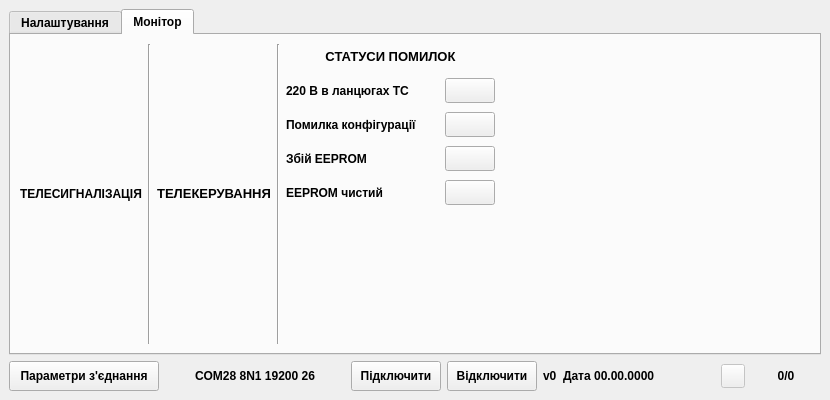
Before: the Qt Designer form mdio.ui in Goodjamp/Mdio, drawn with Qt 5.
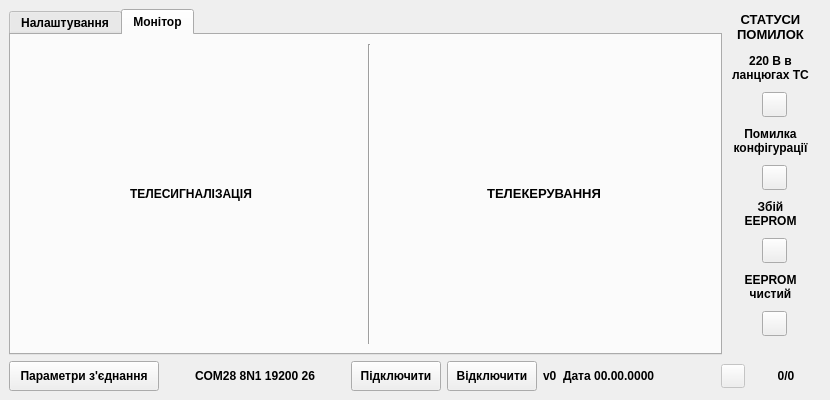
After: the same form once the commit is applied. The open tabs and pages were chosen to show the change.

Commit message: Moved Error status to the main UI

The edit to the form file:
```diff
--- a/mdio.ui
+++ b/mdio.ui
@@ -34,6 +34,8 @@
   <widget class="QWidget" name="centralwidget">
    <layout class="QVBoxLayout" name="verticalLayout">
     <item>
+     <layout class="QHBoxLayout" name="horizontalLayout">
+      <item>
      <widget class="QTabWidget" name="tabWidget">
       <property name="font">
        <font>
@@ -893,6 +895,19 @@
         <string>Монітор</string>
        </attribute>
        <layout class="QHBoxLayout" name="horizontalLayout_6">
+          <item>
+           <spacer name="horizontalSpacer_14">
+            <property name="orientation">
+             <enum>Qt::Horizontal</enum>
+            </property>
+            <property name="sizeHint" stdset="0">
+             <size>
+              <width>40</width>
+              <height>20</height>
+             </size>
+            </property>
+           </spacer>
+          </item>
         <item>
          <layout class="QVBoxLayout" name="vlTeleSignalStatus">
           <property name="spacing">
@@ -929,6 +944,19 @@
           </item>
          </layout>
         </item>
+          <item>
+           <spacer name="horizontalSpacer">
+            <property name="orientation">
+             <enum>Qt::Horizontal</enum>
+            </property>
+            <property name="sizeHint" stdset="0">
+             <size>
+              <width>40</width>
+              <height>20</height>
+             </size>
+            </property>
+           </spacer>
+          </item>
         <item>
          <widget class="Line" name="line_3">
           <property name="orientation">
@@ -936,6 +964,19 @@
           </property>
          </widget>
         </item>
+          <item>
+           <spacer name="horizontalSpacer_13">
+            <property name="orientation">
+             <enum>Qt::Horizontal</enum>
+            </property>
+            <property name="sizeHint" stdset="0">
+             <size>
+              <width>40</width>
+              <height>20</height>
+             </size>
+            </property>
+           </spacer>
+          </item>
         <item>
          <layout class="QVBoxLayout" name="vlTcControlMonitorInternal">
           <property name="spacing">
@@ -976,10 +1017,20 @@
          </layout>
         </item>
         <item>
-         <widget class="Line" name="line_4">
+           <spacer name="horizontalSpacer_9">
           <property name="orientation">
-           <enum>Qt::Vertical</enum>
-          </property>
+             <enum>Qt::Horizontal</enum>
+            </property>
+            <property name="sizeHint" stdset="0">
+             <size>
+              <width>0</width>
+              <height>20</height>
+             </size>
+            </property>
+           </spacer>
+          </item>
+         </layout>
+        </widget>
          </widget>
         </item>
         <item>
@@ -997,14 +1048,14 @@
            <widget class="QLabel" name="label_5">
             <property name="minimumSize">
              <size>
-              <width>0</width>
-              <height>25</height>
+            <width>85</width>
+            <height>35</height>
              </size>
             </property>
             <property name="maximumSize">
              <size>
-              <width>1000</width>
-              <height>25</height>
+            <width>85</width>
+            <height>35</height>
              </size>
             </property>
             <property name="font">
@@ -1015,7 +1066,8 @@
              </font>
             </property>
             <property name="text">
-             <string>СТАТУСИ ПОМИЛОК</string>
+           <string>СТАТУСИ 
+ПОМИЛОК</string>
             </property>
             <property name="alignment">
              <set>Qt::AlignCenter</set>
@@ -1028,14 +1080,14 @@
              <widget class="QLabel" name="l220STate">
               <property name="minimumSize">
                <size>
-                <width>150</width>
-                <height>25</height>
+              <width>85</width>
+              <height>30</height>
                </size>
               </property>
               <property name="maximumSize">
                <size>
-                <width>130</width>
-                <height>25</height>
+              <width>85</width>
+              <height>30</height>
                </size>
               </property>
               <property name="font">
@@ -1046,21 +1098,43 @@
                </font>
               </property>
               <property name="text">
-               <string>220 В в ланцюгах ТС</string>
+             <string>220 В в
+ланцюгах ТС</string>
+            </property>
+            <property name="alignment">
+             <set>Qt::AlignCenter</set>
               </property>
              </widget>
             </item>
-            <item row="3" column="1">
-             <widget class="QPushButton" name="pbEepromClearStatus">
+          <item row="1" column="0">
+           <layout class="QHBoxLayout" name="horizontalLayout_8">
+            <property name="spacing">
+             <number>0</number>
+            </property>
+            <item>
+             <spacer name="horizontalSpacer_15">
+              <property name="orientation">
+               <enum>Qt::Horizontal</enum>
+              </property>
+              <property name="sizeHint" stdset="0">
+               <size>
+                <width>40</width>
+                <height>20</height>
+               </size>
+              </property>
+             </spacer>
+            </item>
+            <item>
+             <widget class="QPushButton" name="pbVoltageOnTcStatus">
               <property name="minimumSize">
                <size>
-                <width>50</width>
+                <width>25</width>
                 <height>25</height>
                </size>
               </property>
               <property name="maximumSize">
                <size>
-                <width>50</width>
+                <width>25</width>
                 <height>25</height>
                </size>
               </property>
@@ -1072,18 +1146,33 @@
               </property>
              </widget>
             </item>
-            <item row="2" column="0">
+            <item>
+             <spacer name="horizontalSpacer_16">
+              <property name="orientation">
+               <enum>Qt::Horizontal</enum>
+              </property>
+              <property name="sizeHint" stdset="0">
+               <size>
+                <width>40</width>
+                <height>20</height>
+               </size>
+              </property>
+             </spacer>
+            </item>
+           </layout>
+          </item>
+          <item row="5" column="0">
              <widget class="QLabel" name="label_6">
               <property name="minimumSize">
                <size>
-                <width>150</width>
-                <height>25</height>
+              <width>85</width>
+              <height>30</height>
                </size>
               </property>
               <property name="maximumSize">
                <size>
-                <width>130</width>
-                <height>25</height>
+              <width>85</width>
+              <height>30</height>
                </size>
               </property>
               <property name="font">
@@ -1094,22 +1183,26 @@
                </font>
               </property>
               <property name="text">
-               <string>Збій EEPROM</string>
+             <string>Збій
+EEPROM</string>
+            </property>
+            <property name="alignment">
+             <set>Qt::AlignCenter</set>
               </property>
              </widget>
             </item>
-            <item row="3" column="0">
-             <widget class="QLabel" name="label_12">
+          <item row="2" column="0">
+           <widget class="QLabel" name="label_7">
               <property name="minimumSize">
                <size>
-                <width>150</width>
-                <height>25</height>
+              <width>85</width>
+              <height>30</height>
                </size>
               </property>
               <property name="maximumSize">
                <size>
-                <width>130</width>
-                <height>25</height>
+              <width>85</width>
+              <height>30</height>
                </size>
               </property>
               <property name="font">
@@ -1120,21 +1213,43 @@
                </font>
               </property>
               <property name="text">
-               <string>EEPROM чистий</string>
+             <string>Помилка
+конфігурації</string>
+            </property>
+            <property name="alignment">
+             <set>Qt::AlignCenter</set>
               </property>
              </widget>
             </item>
-            <item row="2" column="1">
+          <item row="6" column="0">
+           <layout class="QHBoxLayout" name="horizontalLayout_10">
+            <property name="spacing">
+             <number>0</number>
+            </property>
+            <item>
+             <spacer name="horizontalSpacer_19">
+              <property name="orientation">
+               <enum>Qt::Horizontal</enum>
+              </property>
+              <property name="sizeHint" stdset="0">
+               <size>
+                <width>40</width>
+                <height>20</height>
+               </size>
+              </property>
+             </spacer>
+            </item>
+            <item>
              <widget class="QPushButton" name="pbEepromStatus">
               <property name="minimumSize">
                <size>
-                <width>50</width>
+                <width>25</width>
                 <height>25</height>
                </size>
               </property>
               <property name="maximumSize">
                <size>
-                <width>50</width>
+                <width>25</width>
                 <height>25</height>
                </size>
               </property>
@@ -1146,39 +1261,80 @@
               </property>
              </widget>
             </item>
-            <item row="0" column="1">
-             <widget class="QPushButton" name="pbVoltageOnTcStatus">
+            <item>
+             <spacer name="horizontalSpacer_20">
+              <property name="orientation">
+               <enum>Qt::Horizontal</enum>
+              </property>
+              <property name="sizeHint" stdset="0">
+               <size>
+                <width>40</width>
+                <height>20</height>
+               </size>
+              </property>
+             </spacer>
+            </item>
+           </layout>
+          </item>
+          <item row="7" column="0">
+           <widget class="QLabel" name="label_12">
               <property name="minimumSize">
                <size>
-                <width>50</width>
-                <height>25</height>
+              <width>85</width>
+              <height>30</height>
                </size>
               </property>
               <property name="maximumSize">
                <size>
-                <width>50</width>
-                <height>25</height>
-               </size>
-              </property>
+              <width>85</width>
+              <height>30</height>
+             </size>
+            </property>
+            <property name="font">
+             <font>
+              <pointsize>9</pointsize>
+              <weight>75</weight>
+              <bold>true</bold>
+             </font>
+            </property>
               <property name="text">
-               <string/>
-              </property>
-              <property name="checkable">
-               <bool>true</bool>
+             <string>EEPROM
+чистий</string>
+            </property>
+            <property name="alignment">
+             <set>Qt::AlignCenter</set>
               </property>
              </widget>
             </item>
-            <item row="1" column="1">
+          <item row="3" column="0">
+           <layout class="QHBoxLayout" name="horizontalLayout_9">
+            <property name="spacing">
+             <number>0</number>
+            </property>
+            <item>
+             <spacer name="horizontalSpacer_17">
+              <property name="orientation">
+               <enum>Qt::Horizontal</enum>
+              </property>
+              <property name="sizeHint" stdset="0">
+               <size>
+                <width>40</width>
+                <height>20</height>
+               </size>
+              </property>
+             </spacer>
+            </item>
+            <item>
              <widget class="QPushButton" name="pbConfigurationError">
               <property name="minimumSize">
                <size>
-                <width>50</width>
+                <width>25</width>
                 <height>25</height>
                </size>
               </property>
               <property name="maximumSize">
                <size>
-                <width>50</width>
+                <width>25</width>
                 <height>25</height>
                </size>
               </property>
@@ -1190,18 +1346,75 @@
               </property>
              </widget>
             </item>
-            <item row="1" column="0">
-             <widget class="QLabel" name="label_7">
+            <item>
+             <spacer name="horizontalSpacer_18">
+              <property name="orientation">
+               <enum>Qt::Horizontal</enum>
+              </property>
+              <property name="sizeHint" stdset="0">
+               <size>
+                <width>40</width>
+                <height>20</height>
+               </size>
+              </property>
+             </spacer>
+            </item>
+           </layout>
+          </item>
+          <item row="8" column="0">
+           <layout class="QHBoxLayout" name="horizontalLayout_11">
+            <property name="spacing">
+             <number>0</number>
+            </property>
+            <item>
+             <spacer name="horizontalSpacer_21">
+              <property name="orientation">
+               <enum>Qt::Horizontal</enum>
+              </property>
+              <property name="sizeHint" stdset="0">
+               <size>
+                <width>40</width>
+                <height>20</height>
+               </size>
+              </property>
+             </spacer>
+            </item>
+            <item>
+             <widget class="QPushButton" name="pbEepromClearStatus">
               <property name="minimumSize">
                <size>
-                <width>150</width>
-                <height>0</height>
+                <width>25</width>
+                <height>25</height>
+               </size>
+              </property>
+              <property name="maximumSize">
+               <size>
+                <width>25</width>
+                <height>25</height>
                </size>
               </property>
               <property name="text">
-               <string>Помилка конфігурації</string>
+               <string/>
+              </property>
+              <property name="checkable">
+               <bool>true</bool>
               </property>
              </widget>
+            </item>
+            <item>
+             <spacer name="horizontalSpacer_22">
+              <property name="orientation">
+               <enum>Qt::Horizontal</enum>
+              </property>
+              <property name="sizeHint" stdset="0">
+               <size>
+                <width>40</width>
+                <height>20</height>
+               </size>
+              </property>
+             </spacer>
+            </item>
+           </layout>
             </item>
            </layout>
           </item>
@@ -1220,22 +1433,7 @@
           </item>
          </layout>
         </item>
-        <item>
-         <spacer name="horizontalSpacer_9">
-          <property name="orientation">
-           <enum>Qt::Horizontal</enum>
-          </property>
-          <property name="sizeHint" stdset="0">
-           <size>
-            <width>0</width>
-            <height>20</height>
-           </size>
-          </property>
-         </spacer>
-        </item>
-       </layout>
-      </widget>
-     </widget>
+     </layout>
     </item>
     <item>
      <layout class="QHBoxLayout" name="horizontalLayout_2">
```
Left out of the diff: 5 changed lines with no effect on the pictures. Lines whose indentation alone changed are shown as unchanged. The commit also changes 1 other file.
